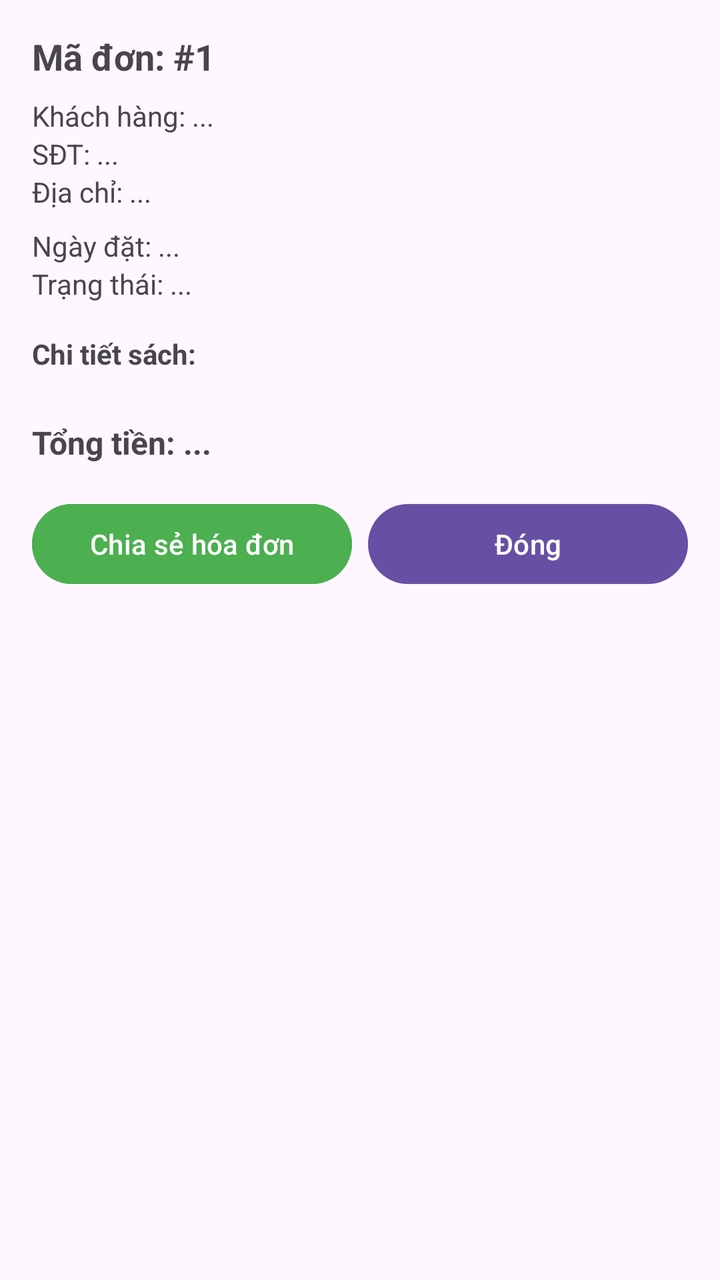
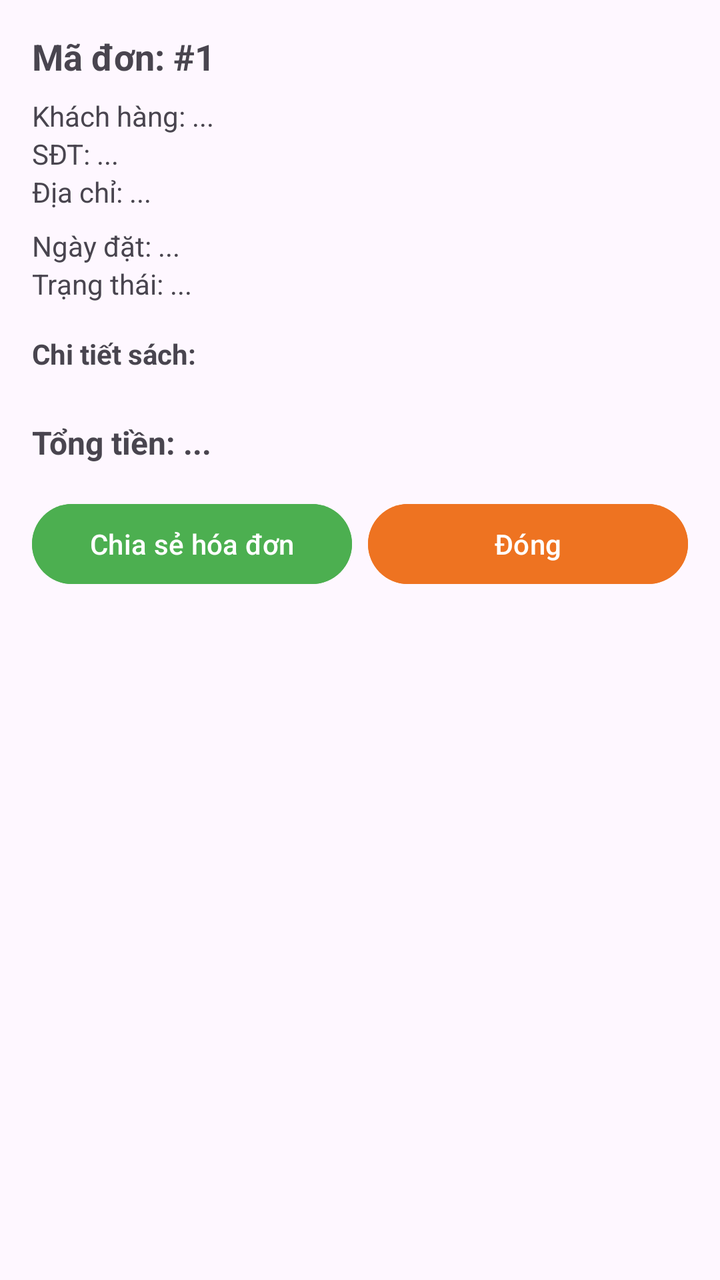

An Android layout rendered at two revisions. The XML below is the earlier revision; the diff shows what the commit changed to produce the second picture.
<!-- AndroidManifest.xml: application theme Theme.BookApp -->
<!-- res/layout/dialog_order_detail.xml -->
<?xml version="1.0" encoding="utf-8"?>
<LinearLayout xmlns:android="http://schemas.android.com/apk/res/android"
    android:layout_width="match_parent"
    android:layout_height="wrap_content"
    android:orientation="vertical"
    android:padding="16dp">

    <TextView
        android:id="@+id/tvOrderId"
        android:layout_width="match_parent"
        android:layout_height="wrap_content"
        android:text="Mã đơn: #1"
        android:textSize="18sp"
        android:textStyle="bold" />

    <TextView
        android:id="@+id/tvCustomerName"
        android:layout_width="match_parent"
        android:layout_height="wrap_content"
        android:layout_marginTop="8dp"
        android:text="Khách hàng: ..." />

    <TextView
        android:id="@+id/tvCustomerPhone"
        android:layout_width="match_parent"
        android:layout_height="wrap_content"
        android:text="SĐT: ..." />

    <TextView
        android:id="@+id/tvCustomerAddress"
        android:layout_width="match_parent"
        android:layout_height="wrap_content"
        android:text="Địa chỉ: ..." />

    <TextView
        android:id="@+id/tvOrderDate"
        android:layout_width="match_parent"
        android:layout_height="wrap_content"
        android:layout_marginTop="8dp"
        android:text="Ngày đặt: ..." />

    <TextView
        android:id="@+id/tvOrderStatus"
        android:layout_width="match_parent"
        android:layout_height="wrap_content"
        android:text="Trạng thái: ..." />

    <TextView
        android:layout_width="match_parent"
        android:layout_height="wrap_content"
        android:layout_marginTop="16dp"
        android:text="Chi tiết sách:"
        android:textStyle="bold" />

    <androidx.recyclerview.widget.RecyclerView
        android:id="@+id/rvOrderItems"
        android:layout_width="match_parent"
        android:layout_height="wrap_content"
        android:layout_marginTop="8dp"
        android:maxHeight="300dp" />

    <TextView
        android:id="@+id/tvTotalAmount"
        android:layout_width="match_parent"
        android:layout_height="wrap_content"
        android:layout_marginTop="16dp"
        android:text="Tổng tiền: ..."
        android:textSize="16sp"
        android:textStyle="bold" />

    <LinearLayout
        android:layout_width="match_parent"
        android:layout_height="wrap_content"
        android:orientation="horizontal"
        android:layout_marginTop="16dp">

        <Button
            android:id="@+id/btnShareInvoice"
            android:layout_width="0dp"
            android:layout_height="wrap_content"
            android:layout_weight="1"
            android:text="Chia sẻ hóa đơn"
            android:backgroundTint="#4CAF50"
            android:layout_marginEnd="4dp" />

        <Button
            android:id="@+id/btnClose"
            android:layout_width="0dp"
            android:layout_height="wrap_content"
            android:layout_weight="1"
            android:text="Đóng"
            android:layout_marginStart="4dp" />
    </LinearLayout>

</LinearLayout>
<!-- resources referenced by this layout -->
<resources>
  <style name="Theme.BookApp" parent="Base.Theme.BookApp" />
  <style name="Base.Theme.BookApp" parent="Theme.Material3.DayNight.NoActionBar">
          
          
      </style>
</resources>

<!-- the commit's change to res/layout/dialog_order_detail.xml (unified diff, before → after) -->
@@ -89,7 +89,8 @@
             android:layout_height="wrap_content"
             android:layout_weight="1"
             android:text="Đóng"
-            android:layout_marginStart="4dp" />
+            android:layout_marginStart="4dp"
+            android:backgroundTint="#ee7321" />
     </LinearLayout>
 
 </LinearLayout>
